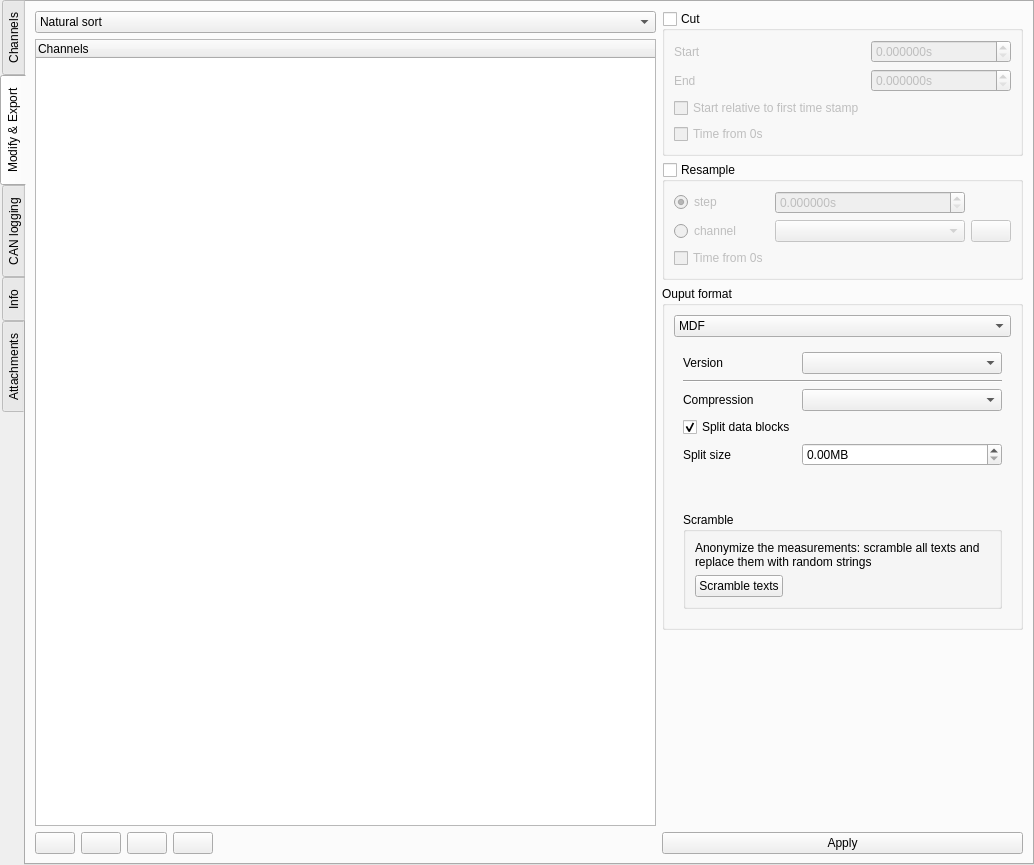
First picture: the form in asammdf/gui/ui/file_widget.ui, repository danielhrisca/asammdf, before the edit.
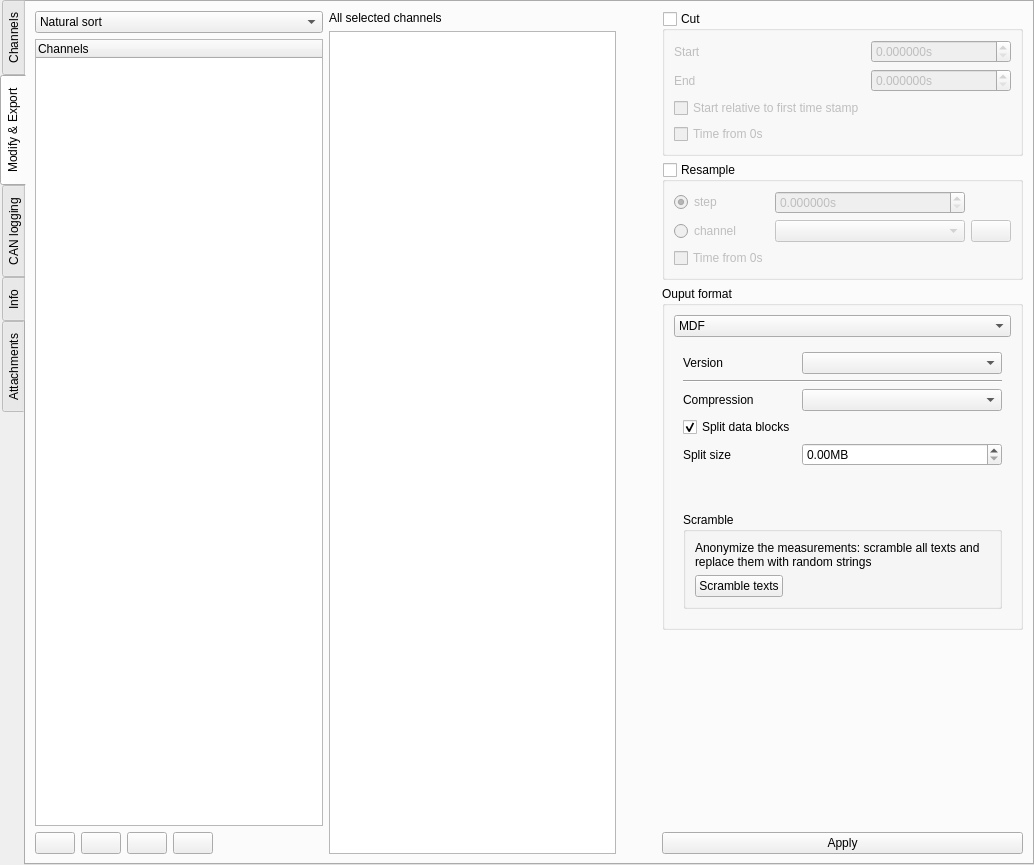
Second picture: the form after the edit. The open tabs and pages were chosen to show the change. Icons and pictures are not drawn. Custom widgets are drawn as their Qt base class.

Commit message: add a permanent list of selected channels in the "modify & export" tab

```diff
--- a/asammdf/gui/ui/file_widget.ui
+++ b/asammdf/gui/ui/file_widget.ui
@@ -38,7 +38,7 @@
       <enum>QTabWidget::West</enum>
      </property>
      <property name="currentIndex">
-      <number>0</number>
+      <number>1</number>
      </property>
      <property name="documentMode">
       <bool>false</bool>
@@ -196,7 +196,7 @@
       <attribute name="title">
        <string>Modify &amp;&amp; Export</string>
       </attribute>
-      <layout class="QHBoxLayout" name="horizontalLayout" stretch="1,0">
+      <layout class="QHBoxLayout" name="horizontalLayout" stretch="1,1,0,0">
        <item>
         <layout class="QVBoxLayout" name="verticalLayout_2">
          <item>
@@ -305,6 +305,43 @@
          </item>
         </layout>
        </item>
+       <item>
+        <layout class="QVBoxLayout" name="verticalLayout_6">
+         <item>
+          <widget class="QLabel" name="label">
+           <property name="text">
+            <string>All selected channels</string>
+           </property>
+          </widget>
+         </item>
+         <item>
+          <widget class="QListWidget" name="selected_filter_channels">
+           <property name="viewMode">
+            <enum>QListView::ListMode</enum>
+           </property>
+           <property name="uniformItemSizes">
+            <bool>true</bool>
+           </property>
+           <property name="sortingEnabled">
+            <bool>true</bool>
+           </property>
+          </widget>
+         </item>
+        </layout>
+       </item>
+       <item>
+        <spacer name="horizontalSpacer_3">
+         <property name="orientation">
+          <enum>Qt::Horizontal</enum>
+         </property>
+         <property name="sizeHint" stdset="0">
+          <size>
+           <width>40</width>
+           <height>10</height>
+          </size>
+         </property>
+        </spacer>
+       </item>
        <item>
         <layout class="QVBoxLayout" name="verticalLayout_3" stretch="0,0,0,1,0">
          <item>
```
The commit also changes 3 other files.
